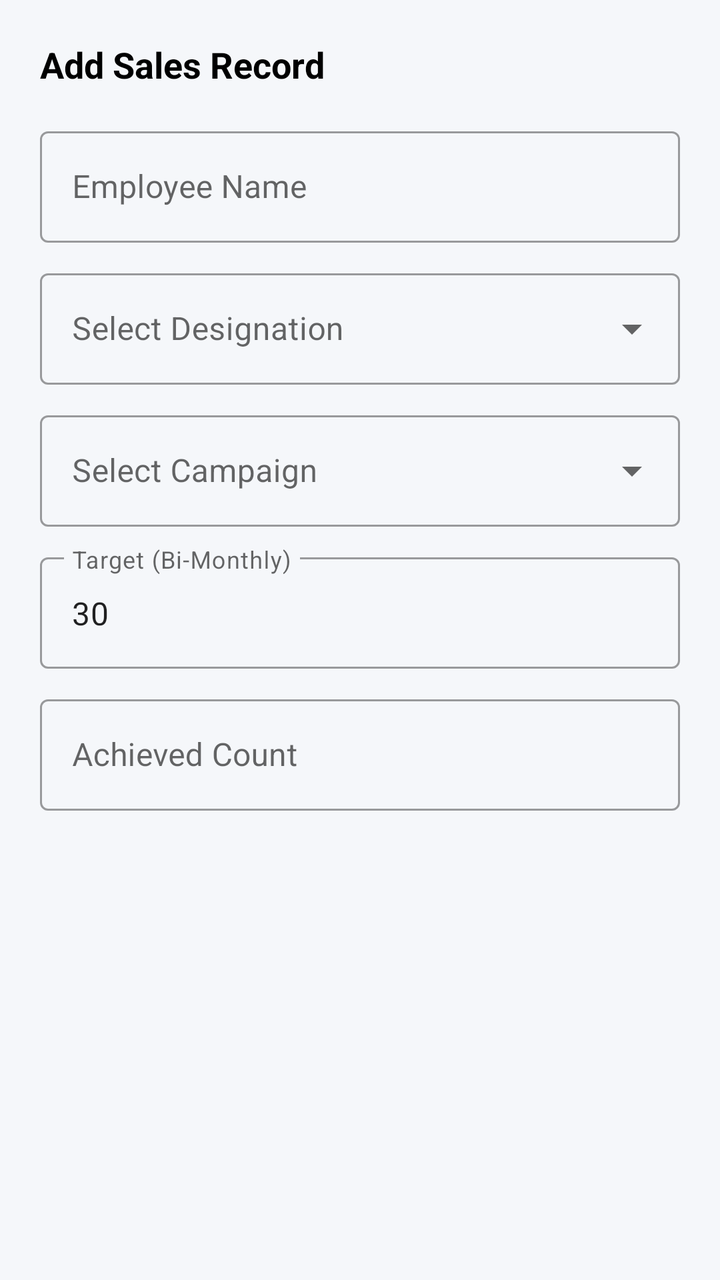
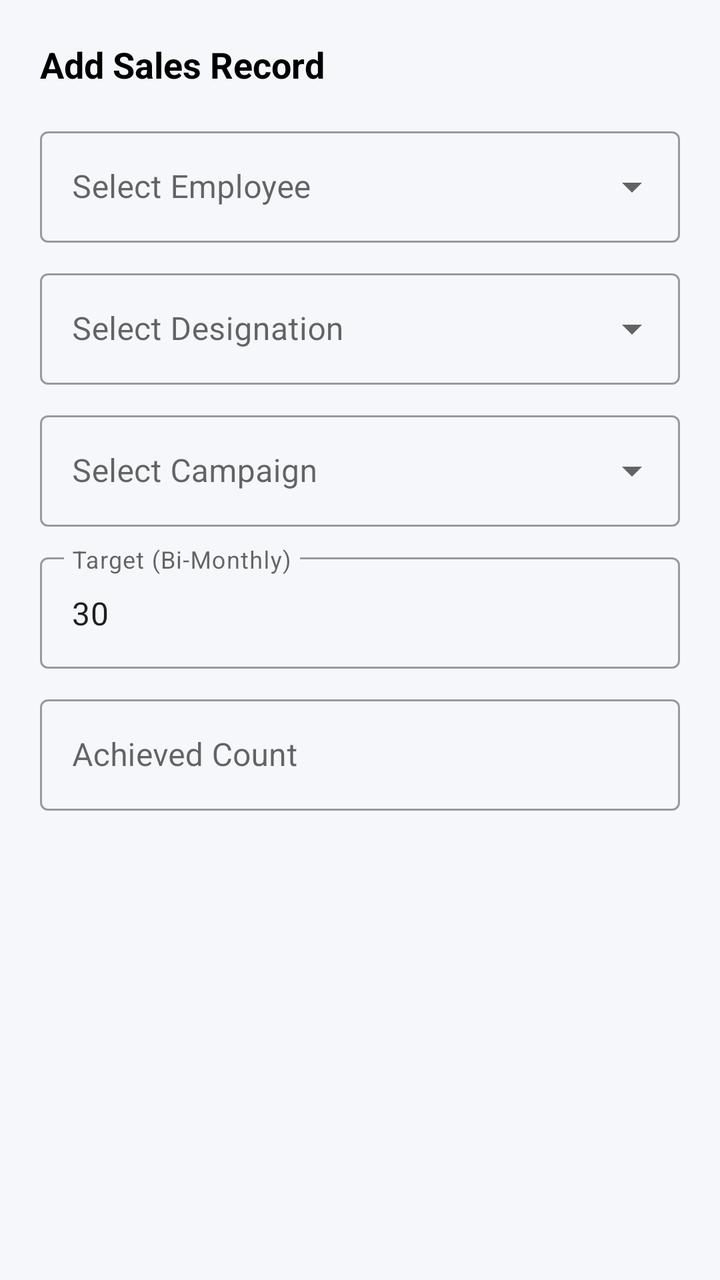

The first picture is an Android layout as it rendered before a commit; the second is the same layout after the commit. The layout source and the unified diff follow.
<!-- AndroidManifest.xml: application theme Theme.WorkVerse -->
<!-- res/layout/activity_add_sale.xml -->
<?xml version="1.0" encoding="utf-8"?>
<LinearLayout xmlns:android="http://schemas.android.com/apk/res/android"
    xmlns:app="http://schemas.android.com/apk/res-auto"
    android:layout_width="match_parent"
    android:layout_height="wrap_content"
    android:orientation="vertical"
    android:padding="20dp">

    <TextView
        android:layout_width="wrap_content"
        android:layout_height="wrap_content"
        android:text="Add Sales Record"
        android:textSize="18sp"
        android:textStyle="bold"
        android:textColor="@android:color/black"
        android:layout_marginBottom="16dp"/>

    
    <com.google.android.material.textfield.TextInputLayout
        style="@style/Widget.MaterialComponents.TextInputLayout.OutlinedBox"
        android:layout_width="match_parent"
        android:layout_height="wrap_content"
        android:layout_marginBottom="10dp">
        <com.google.android.material.textfield.TextInputEditText
            android:id="@+id/etEmployeeName"
            android:layout_width="match_parent"
            android:layout_height="wrap_content"
            android:hint="Employee Name"/>
    </com.google.android.material.textfield.TextInputLayout>

    
    <com.google.android.material.textfield.TextInputLayout
        style="@style/Widget.MaterialComponents.TextInputLayout.OutlinedBox.ExposedDropdownMenu"
        android:layout_width="match_parent"
        android:layout_height="wrap_content"
        android:layout_marginBottom="10dp">
        <AutoCompleteTextView
            android:id="@+id/actDesignation"
            android:layout_width="match_parent"
            android:layout_height="wrap_content"
            android:hint="Select Designation"
            android:inputType="none"/>
    </com.google.android.material.textfield.TextInputLayout>

    
    <com.google.android.material.textfield.TextInputLayout
        style="@style/Widget.MaterialComponents.TextInputLayout.OutlinedBox.ExposedDropdownMenu"
        android:layout_width="match_parent"
        android:layout_height="wrap_content"
        android:layout_marginBottom="10dp">
        <AutoCompleteTextView
            android:id="@+id/actCampaign"
            android:layout_width="match_parent"
            android:layout_height="wrap_content"
            android:hint="Select Campaign"
            android:inputType="none"/>
    </com.google.android.material.textfield.TextInputLayout>

    
    <com.google.android.material.textfield.TextInputLayout
        style="@style/Widget.MaterialComponents.TextInputLayout.OutlinedBox"
        android:layout_width="match_parent"
        android:layout_height="wrap_content"
        android:layout_marginBottom="10dp">
        <com.google.android.material.textfield.TextInputEditText
            android:id="@+id/etTarget"
            android:layout_width="match_parent"
            android:layout_height="wrap_content"
            android:hint="Target (Bi-Monthly)"
            android:text="30"
            android:inputType="number"/>
    </com.google.android.material.textfield.TextInputLayout>

    
    <com.google.android.material.textfield.TextInputLayout
        style="@style/Widget.MaterialComponents.TextInputLayout.OutlinedBox"
        android:layout_width="match_parent"
        android:layout_height="wrap_content"
        android:layout_marginBottom="16dp">
        <com.google.android.material.textfield.TextInputEditText
            android:id="@+id/etAchieved"
            android:layout_width="match_parent"
            android:layout_height="wrap_content"
            android:hint="Achieved Count"
            android:inputType="number"/>
    </com.google.android.material.textfield.TextInputLayout>

</LinearLayout>
<!-- resources referenced by this layout -->
<resources>
  <style name="Theme.WorkVerse" parent="Theme.MaterialComponents.Light.NoActionBar">
          <item name="colorPrimary">@color/primary</item>
          <item name="colorPrimaryVariant">@color/primary_dark</item>
          <item name="colorOnPrimary">@color/white</item>
          <item name="colorSecondary">@color/accent</item>
          <item name="android:colorBackground">@color/background</item>
          <item name="android:statusBarColor">@color/primary_dark</item>
      </style>
  <color name="primary">#1565C0</color>
  <color name="primary_dark">#0D47A1</color>
  <color name="white">#FFFFFF</color>
  <color name="accent">#FF8F00</color>
  <color name="background">#F5F7FA</color>
</resources>

<!-- the commit's change to res/layout/activity_add_sale.xml (unified diff, before → after) -->
@@ -17,15 +17,16 @@
 
     
     <com.google.android.material.textfield.TextInputLayout
-        style="@style/Widget.MaterialComponents.TextInputLayout.OutlinedBox"
+        style="@style/Widget.MaterialComponents.TextInputLayout.OutlinedBox.ExposedDropdownMenu"
         android:layout_width="match_parent"
         android:layout_height="wrap_content"
         android:layout_marginBottom="10dp">
-        <com.google.android.material.textfield.TextInputEditText
-            android:id="@+id/etEmployeeName"
+        <AutoCompleteTextView
+            android:id="@+id/actEmployee"
             android:layout_width="match_parent"
             android:layout_height="wrap_content"
-            android:hint="Employee Name"/>
+            android:hint="Select Employee"
+            android:inputType="none"/>
     </com.google.android.material.textfield.TextInputLayout>
 
     
